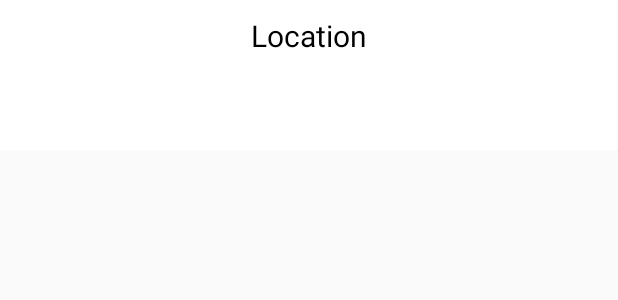
After one commit to irina-gir/ADTCodingChallenge, an Android app: the layout bottom_sheet.xml on its own in the app's theme, with its tools: preview values and no code run, on a phone screen of 412 x 824 dp. The commit adds this screen. Shown: the top 300 px of the screen. Run offline under Robolectric (Android 15) with nearby library versions, the phone set to English and light mode, and no system bars; network calls fail.

Commit message:
Implemented onClick bottom sheet dialog

```diff
--- a/app/src/main/java/com/example/codingchallenge/ui/CharacterAdapter.kt
+++ b/app/src/main/java/com/example/codingchallenge/ui/CharacterAdapter.kt
@@ -9,6 +9,7 @@ import com.bumptech.glide.Glide
 import com.example.codingchallenge.R
 import com.example.codingchallenge.models.Character
 import com.google.android.material.bottomsheet.BottomSheetDialog
+import kotlinx.android.synthetic.main.bottom_sheet.view.*
 import kotlinx.android.synthetic.main.row_character.view.*
 
 /**
@@ -31,6 +32,15 @@ class CharacterAdapter(private val mContext: Context)
             Glide.with(mContext)
                 .load(character.image)
                 .into(itemView.image_character)
+
+            itemView.setOnClickListener {
+                var sheetDialog = BottomSheetDialog(mContext, R.style.Theme_Design_BottomSheetDialog)
+                var bottomSheetView =
+                    LayoutInflater.from(mContext).inflate(R.layout.bottom_sheet, null)
+                bottomSheetView.tv_character_location.text = character.location.name
+                sheetDialog.setContentView(bottomSheetView)
+                sheetDialog.show()
+            }
         }
     }
 
--- /dev/null
+++ b/app/src/main/res/layout/bottom_sheet.xml
@@ -0,0 +1,24 @@
+<?xml version="1.0" encoding="utf-8"?>
+<androidx.constraintlayout.widget.ConstraintLayout xmlns:android="http://schemas.android.com/apk/res/android"
+    android:layout_width="match_parent"
+    android:layout_height="100dp"
+    android:id="@+id/bottom_sheet"
+    android:padding="10dp"
+    android:background="#fff"
+    app:behavior_hideable="true"
+    app:behavior_peekHeight="65dp"
+    app:layout_behavior="android.support.design.widget.BottomSheetBehavior"
+    xmlns:app="http://schemas.android.com/apk/res-auto">
+
+    <TextView
+        android:id="@+id/tv_character_location"
+        android:textColor="@color/colorPrimaryText"
+        android:textSize="20dp"
+        android:text="Location"
+        app:layout_constraintEnd_toEndOf="parent"
+        app:layout_constraintTop_toTopOf="parent"
+        app:layout_constraintStart_toStartOf="parent"
+        android:layout_width="wrap_content"
+        android:layout_height="wrap_content"/>
+
+</androidx.constraintlayout.widget.ConstraintLayout>
```
Also changed, not shown: 1 other file.
